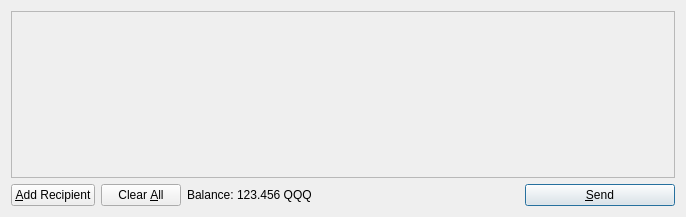
kryptobytes/NOXI, file src/qt/forms/sendcoinsdialog.ui: the form before one commit.
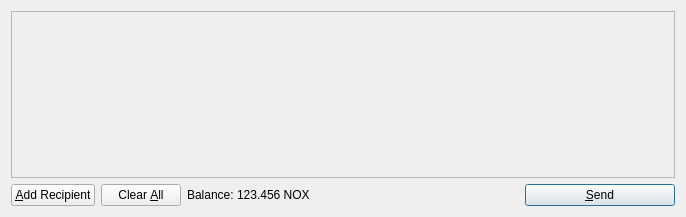
The form after the commit. Icons and pictures are not drawn.

Diff of the .ui file:
```diff
--- a/src/qt/forms/sendcoinsdialog.ui
+++ b/src/qt/forms/sendcoinsdialog.ui
@@ -119,7 +119,7 @@
           <cursorShape>IBeamCursor</cursorShape>
          </property>
          <property name="text">
-          <string>123.456 QQQ</string>
+          <string>123.456 NOX</string>
          </property>
          <property name="textInteractionFlags">
           <set>Qt::LinksAccessibleByMouse|Qt::TextSelectableByKeyboard|Qt::TextSelectableByMouse</set>
```
